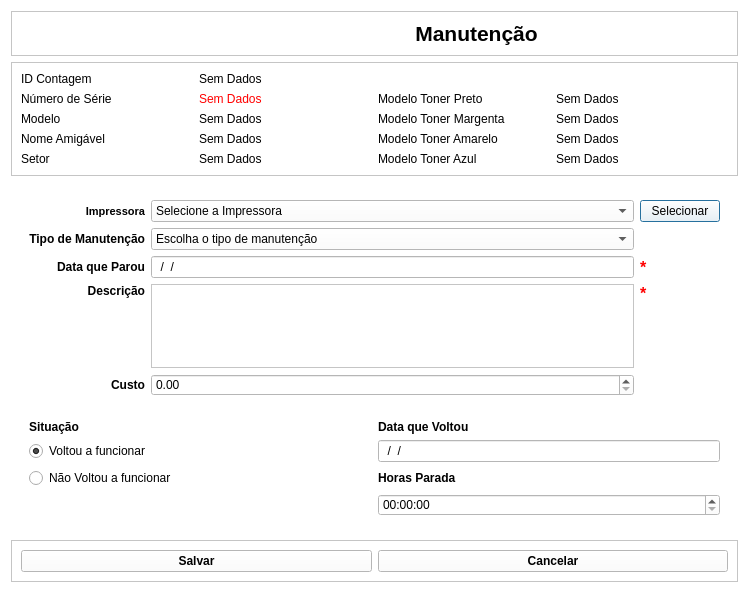
Blastoles/ProjetoSCGI, file View/Telas/CadastroManutencao.ui: the form before one commit.
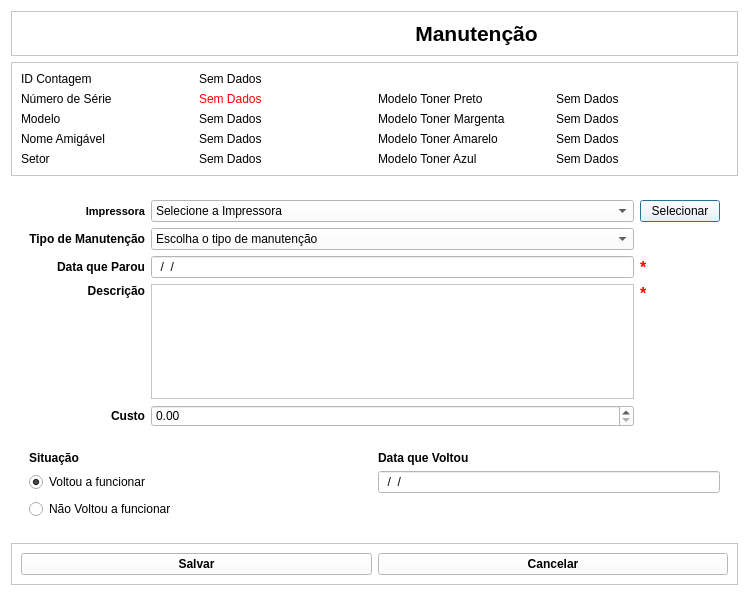
The form after the commit. Icons and pictures are not drawn.

Diff of the .ui file:
```diff
--- a/View/Telas/CadastroManutencao.ui
+++ b/View/Telas/CadastroManutencao.ui
@@ -10,7 +10,7 @@
     <x>0</x>
     <y>0</y>
     <width>749</width>
-    <height>593</height>
+    <height>596</height>
    </rect>
   </property>
   <property name="acceptDrops">
@@ -578,42 +578,10 @@
              </property>
             </widget>
            </item>
-           <item row="2" column="2">
-            <widget class="QLabel" name="TX_Horas">
-             <property name="font">
-              <font>
-               <family>Arial</family>
-               <weight>75</weight>
-               <bold>true</bold>
-              </font>
-             </property>
+           <item row="2" column="1">
+            <widget class="QRadioButton" name="CP_NVoltou">
              <property name="text">
-              <string>Horas Parada</string>
-             </property>
-            </widget>
-           </item>
-           <item row="3" column="2">
-            <widget class="QTimeEdit" name="CP_Horas">
-             <property name="font">
-              <font>
-               <family>Arial</family>
-              </font>
-             </property>
-             <property name="showGroupSeparator" stdset="0">
-              <bool>false</bool>
-             </property>
-             <property name="maximumTime">
-              <time>
-               <hour>23</hour>
-               <minute>59</minute>
-               <second>59</second>
-              </time>
-             </property>
-             <property name="currentSection">
-              <enum>QDateTimeEdit::HourSection</enum>
-             </property>
-             <property name="timeSpec">
-              <enum>Qt::LocalTime</enum>
+              <string>Não Voltou a funcionar</string>
              </property>
             </widget>
            </item>
```
Left out of the diff: 44 changed lines with no effect on the pictures.
